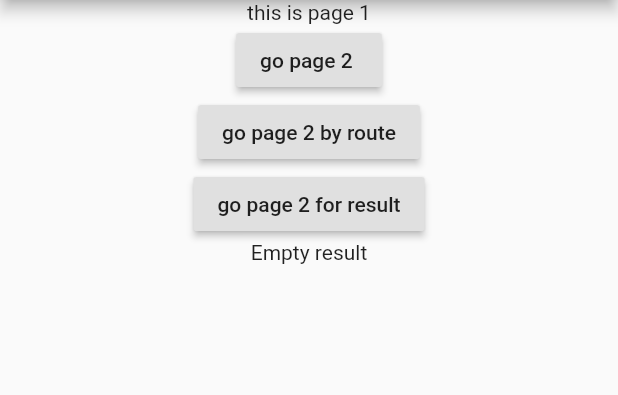
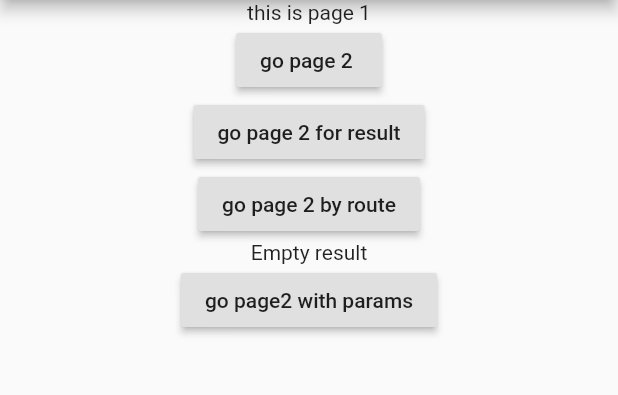
Before and after one commit to JyunTimLu/flutter-playground, a Flutter app: the screen it shows after launch, on a phone screen of 412 x 824 dp, the part 84-479 px from its top. Run offline on Flutter 3.47's test engine with Material 2 defaults, Android fonts, the light colour scheme and no system bars; our stand-ins replace equatable, flutter_bloc, flutter_screenutil, shared_preferences; missing offline and left inert: gradient_text.

Commit message:
go page with params

```diff
--- a/lib/0to1/routes/main.dart
+++ b/lib/0to1/routes/main.dart
@@ -1,5 +1,6 @@
 import 'package:flutter/material.dart';
 import 'package:flutter_app/0to1/routes/page1.dart';
+import 'package:flutter_app/0to1/routes/page2.dart';
 
 class RoutesApp extends StatelessWidget {
   const RoutesApp({Key key}) : super(key: key);
@@ -13,10 +14,14 @@ class RoutesApp extends StatelessWidget {
         primaryColorDark: Colors.amber,
       ),
       home: Scaffold(
-          appBar: AppBar(
-            title: Text('Route App'),
-          ),
-          body: HomePage1()),
+        appBar: AppBar(
+          title: Text('Route App'),
+        ),
+        body: HomePage1(),
+      ),
+      routes: {
+        'page2': (context) => Page2()
+      },
     );
   }
 }
--- a/lib/0to1/routes/page1.dart
+++ b/lib/0to1/routes/page1.dart
@@ -31,7 +31,7 @@ class _HomePage1State extends State<HomePage1> {
           ),
           Container(
             child: RaisedButton(
-                child: Text('go page 2 by route'),
+                child: Text('go page 2 for result'),
                 onPressed: () async {
                   final result =
                       await Navigator.push(context, MaterialPageRoute(
@@ -49,12 +49,26 @@ class _HomePage1State extends State<HomePage1> {
           ),
           Container(
             child: RaisedButton(
-                child: Text('go page 2 for result'),
-                onPressed: () {
+                child: Text('go page 2 by route'),
+                onPressed: () async {
+                  final result = await Navigator.pushNamed(context, 'page2');
+                  if (result != null) {
+                    setState(() {
+                      this.result = result;
+                      print('$result');
+                    });
+                  }
                   print('');
                 }),
           ),
           _buildResultText(result),
+          RaisedButton(
+            child: Text('go page2 with params'),
+            onPressed: () {
+            Navigator.push(context, MaterialPageRoute(builder: (context) {
+              return Page2(param: 'string param',);
+            }));
+          })
         ],
       ),
     );
```
Also changed, not shown: lib/0to1/routes/page2.dart (+13 -2 lines).
